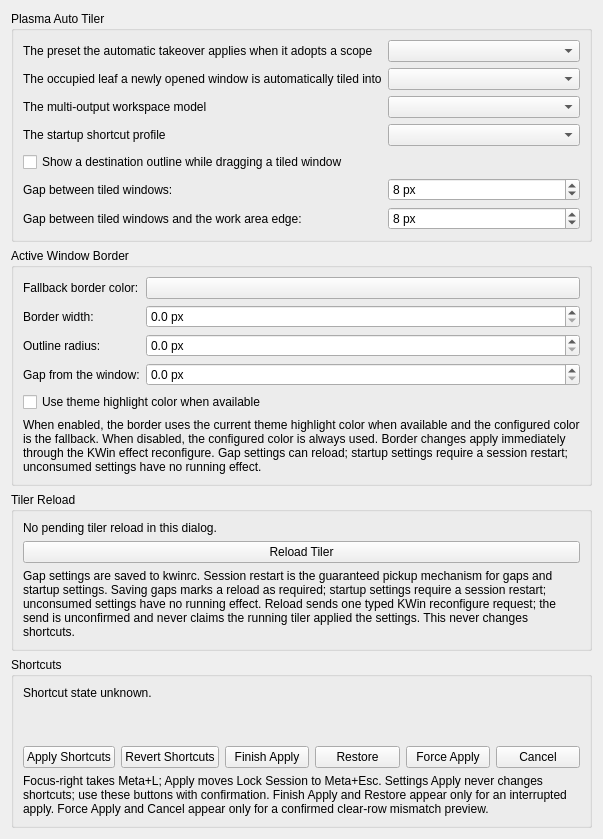
This is kwin/native-effect/activeborderconfig.ui in beefsack/plasma-auto-tiler as Qt 5 draws it before an edit. The edited form follows.
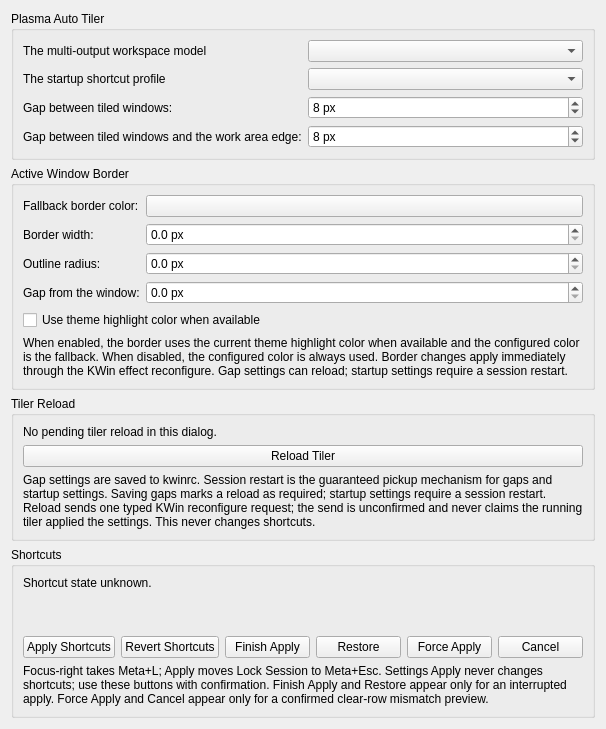
This is the edited form. Custom widgets are drawn as their Qt base class.

Commit message: Unify native effects and improve window lifecycle handling

Diff of the .ui file:
```diff
--- a/kwin/native-effect/activeborderconfig.ui
+++ b/kwin/native-effect/activeborderconfig.ui
@@ -9,33 +9,7 @@
       <string>Plasma Auto Tiler</string>
      </property>
      <layout class="QFormLayout" name="scriptFormLayout">
-      <item row="0" column="0">
-        <widget class="QLabel" name="label_tilingAlgorithm">
-         <property name="buddy">
-          <cstring>tilingAlgorithmCombo</cstring>
-         </property>
-        <property name="text">
-         <string>The preset the automatic takeover applies when it adopts a scope</string>
-        </property>
-       </widget>
-      </item>
-      <item row="0" column="1">
-       <widget class="QComboBox" name="tilingAlgorithmCombo"/>
-      </item>
-      <item row="1" column="0">
-        <widget class="QLabel" name="label_automaticSplitTarget">
-         <property name="buddy">
-          <cstring>automaticSplitTargetCombo</cstring>
-         </property>
-        <property name="text">
-         <string>The occupied leaf a newly opened window is automatically tiled into</string>
-        </property>
-       </widget>
-      </item>
-      <item row="1" column="1">
-       <widget class="QComboBox" name="automaticSplitTargetCombo"/>
-      </item>
-      <item row="2" column="0">
+       <item row="0" column="0">
         <widget class="QLabel" name="label_workspaceMode">
          <property name="buddy">
           <cstring>workspaceModeCombo</cstring>
@@ -45,10 +19,10 @@
         </property>
        </widget>
       </item>
-      <item row="2" column="1">
+       <item row="0" column="1">
        <widget class="QComboBox" name="workspaceModeCombo"/>
       </item>
-      <item row="3" column="0">
+       <item row="1" column="0">
         <widget class="QLabel" name="label_shortcutProfile">
          <property name="buddy">
           <cstring>shortcutProfileCombo</cstring>
@@ -58,17 +32,10 @@
         </property>
        </widget>
       </item>
-       <item row="3" column="1">
+        <item row="1" column="1">
         <widget class="QComboBox" name="shortcutProfileCombo"/>
        </item>
-       <item row="4" column="0" colspan="2">
-       <widget class="QCheckBox" name="dropOutlinePreviewCheckBox">
-        <property name="text">
-         <string>Show a destination outline while dragging a tiled window</string>
-        </property>
-       </widget>
-      </item>
-      <item row="5" column="0">
+       <item row="2" column="0">
         <widget class="QLabel" name="label_innerGap">
          <property name="buddy">
           <cstring>innerGapSpinBox</cstring>
@@ -78,7 +45,7 @@
         </property>
        </widget>
       </item>
-      <item row="5" column="1">
+       <item row="2" column="1">
        <widget class="QSpinBox" name="innerGapSpinBox">
         <property name="minimum">
          <number>0</number>
@@ -94,7 +61,7 @@
         </property>
        </widget>
       </item>
-      <item row="6" column="0">
+       <item row="3" column="0">
         <widget class="QLabel" name="label_outerGap">
          <property name="buddy">
           <cstring>outerGapSpinBox</cstring>
@@ -104,7 +71,7 @@
         </property>
        </widget>
       </item>
-      <item row="6" column="1">
+       <item row="3" column="1">
        <widget class="QSpinBox" name="outerGapSpinBox">
         <property name="minimum">
          <number>0</number>
@@ -221,7 +188,7 @@
        <item row="5" column="0" colspan="2">
         <widget class="QLabel" name="borderDescription">
          <property name="text">
-              <string>When enabled, the border uses the current theme highlight color when available and the configured color is the fallback. When disabled, the configured color is always used. Border changes apply immediately through the KWin effect reconfigure. Gap settings can reload; startup settings require a session restart; unconsumed settings have no running effect.</string>
+               <string>When enabled, the border uses the current theme highlight color when available and the configured color is the fallback. When disabled, the configured color is always used. Border changes apply immediately through the KWin effect reconfigure. Gap settings can reload; startup settings require a session restart.</string>
         </property>
         <property name="wordWrap">
          <bool>true</bool>
@@ -257,7 +224,7 @@
        <item>
         <widget class="QLabel" name="tilerReloadDescription">
          <property name="text">
-            <string>Gap settings are saved to kwinrc. Session restart is the guaranteed pickup mechanism for gaps and startup settings. Saving gaps marks a reload as required; startup settings require a session restart; unconsumed settings have no running effect. Reload sends one typed KWin reconfigure request; the send is unconfirmed and never claims the running tiler applied the settings. This never changes shortcuts.</string>
+             <string>Gap settings are saved to kwinrc. Session restart is the guaranteed pickup mechanism for gaps and startup settings. Saving gaps marks a reload as required; startup settings require a session restart. Reload sends one typed KWin reconfigure request; the send is unconfirmed and never claims the running tiler applied the settings. This never changes shortcuts.</string>
          </property>
          <property name="wordWrap">
           <bool>true</bool>
```
The commit also changes 42 other files.
